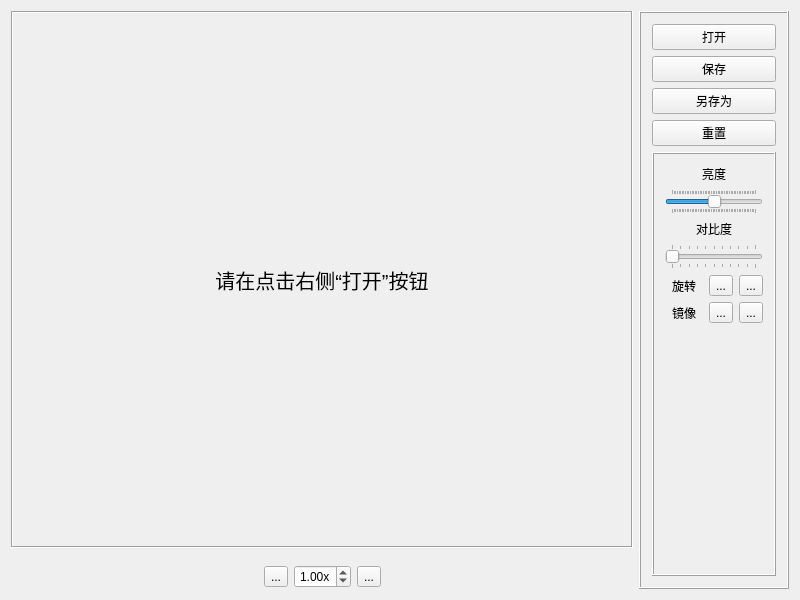
Above: mainwindow.ui from Joxon/BMP-Viewer before the change. Below: the same form after it.
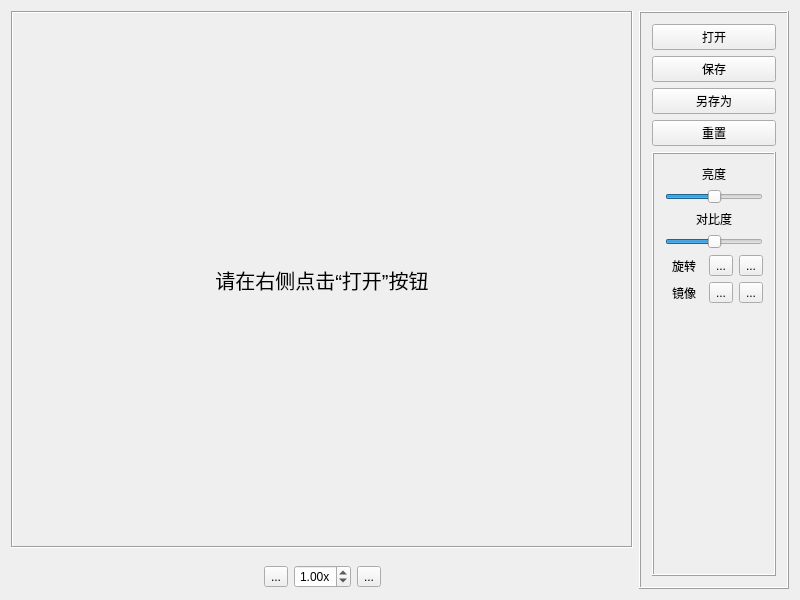
That is the form after the change.

Patch:
```diff
--- a/mainwindow.ui
+++ b/mainwindow.ui
@@ -51,7 +51,7 @@
 font-family: &quot;微软雅黑&quot;;</string>
             </property>
             <property name="text">
-             <string>请在点击右侧“打开”按钮</string>
+             <string>请在右侧点击“打开”按钮</string>
             </property>
             <property name="alignment">
              <set>Qt::AlignCenter</set>
@@ -193,10 +193,10 @@
           <item row="3" column="0">
            <widget class="QSlider" name="horizontalSliderContrast">
             <property name="minimum">
-             <number>0</number>
+             <number>-50</number>
             </property>
             <property name="maximum">
-             <number>100</number>
+             <number>50</number>
             </property>
             <property name="value">
              <number>0</number>
@@ -214,17 +214,17 @@
              <bool>false</bool>
             </property>
             <property name="tickPosition">
-             <enum>QSlider::TicksBothSides</enum>
+             <enum>QSlider::NoTicks</enum>
             </property>
            </widget>
           </item>
           <item row="1" column="0">
            <widget class="QSlider" name="horizontalSliderBrightness">
             <property name="minimum">
-             <number>-255</number>
+             <number>-150</number>
             </property>
             <property name="maximum">
-             <number>255</number>
+             <number>150</number>
             </property>
             <property name="value">
              <number>0</number>
@@ -239,7 +239,7 @@
              <bool>false</bool>
             </property>
             <property name="tickPosition">
-             <enum>QSlider::TicksBothSides</enum>
+             <enum>QSlider::NoTicks</enum>
             </property>
            </widget>
           </item>
```
